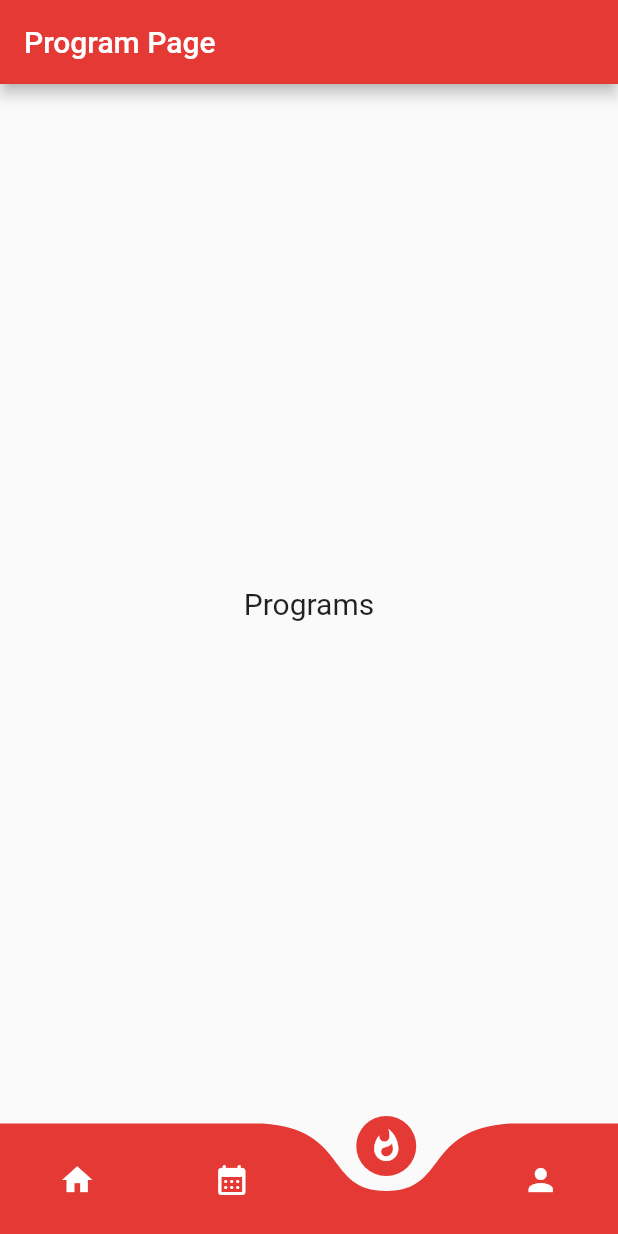
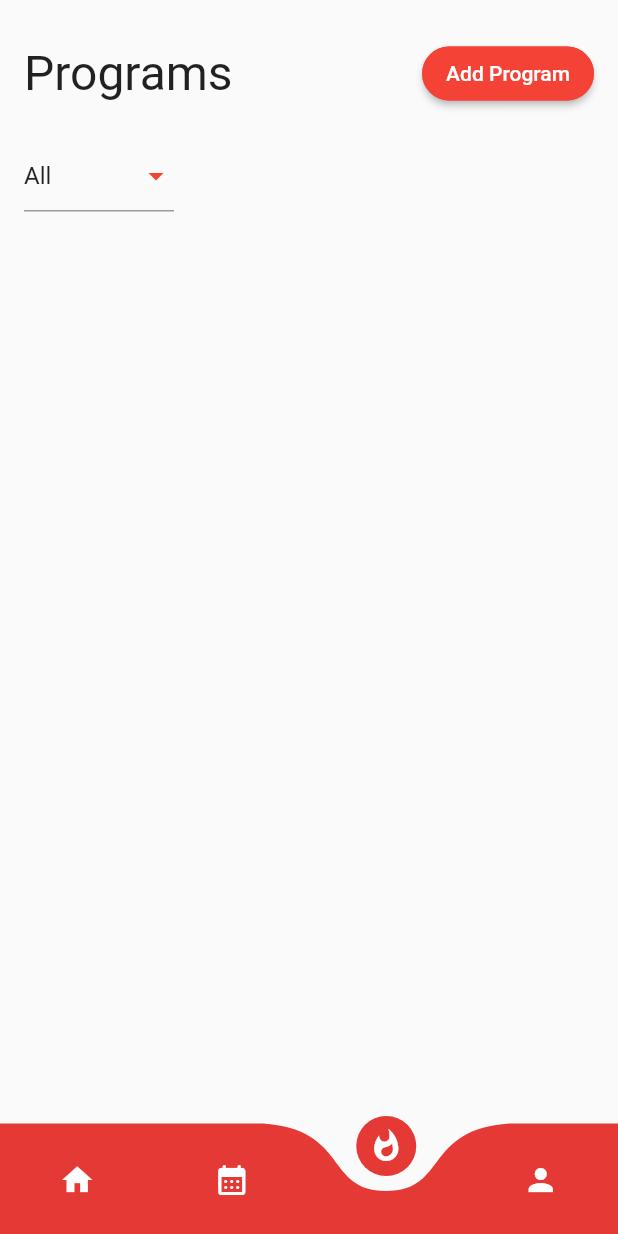
Before and after one commit to Pupae-ktsw/workout-planner-frontend, a Flutter app: the screen it shows after launch, item 3 of the bottom bar chosen, on a phone screen of 412 x 824 dp. Run offline on Flutter 3.47's test engine with Material 2 defaults, Android fonts, the phone set to English and light mode, and no system bars; drawn by our look-alikes of curved_navigation_bar; our stand-ins replace google_fonts; Roboto replaces fonts that are missing (Prompt).

Commit message:
updated button and dropdown

```diff
--- a/lib/views/program_page.dart
+++ b/lib/views/program_page.dart
@@ -1,13 +1,103 @@
+import 'dart:io';
+import 'dart:math';
+
 import 'package:flutter/material.dart';
+import 'package:google_fonts/google_fonts.dart';
 
 class ProgramPage extends StatelessWidget {
   @override
   Widget build(BuildContext context) {
-    return Scaffold(
-      appBar: AppBar(
-        title: Text('Program Page'),
-      ),
-      body: Center(child: Text('Programs', style: TextStyle(fontSize: 20))),
+    return MaterialApp(
+      title: "Program",
+      home: showProgramPage(),
     );
   }
 }
+
+class showProgramPage extends StatefulWidget {
+  @override
+  _ProgramPageState createState() => _ProgramPageState();
+}
+
+class _ProgramPageState extends State<showProgramPage> {
+  final _programList = ["All", "On going", "Finished"];
+  String _selectedValue = "All";
+
+  // void _MyFormState() {
+  //   _selectedValue = _programList[0];
+  // }
+
+  @override
+  Widget build(BuildContext context) {
+    return Scaffold(
+      body: Container(
+        padding: EdgeInsets.only(left: 16, top: 25, right: 16),
+        child: SafeArea(
+            child: SingleChildScrollView(
+          child: Column(
+            mainAxisSize: MainAxisSize.min,
+            children: [
+              Row(
+                mainAxisAlignment: MainAxisAlignment.spaceBetween,
+                children: [
+                  Text(
+                    'Programs',
+                    style: GoogleFonts.prompt(
+                      fontSize: 32,
+                    ),
+                  ),
+                  ElevatedButton(
+                      style: ButtonStyle(
+                        backgroundColor:
+                            MaterialStateProperty.all<Color>(Colors.red),
+                        shape:
+                            MaterialStateProperty.all<RoundedRectangleBorder>(
+                                RoundedRectangleBorder(
+                          borderRadius: BorderRadius.circular(18.0),
+                          side: BorderSide(color: Colors.red),
+                        )),
+                      ),
+                      onPressed: () {},
+                      child: Text(
+                        'Add Program',
+                        style: TextStyle(color: Colors.white),
+                      ))
+                ],
+              ),
+              SizedBox(
+                height: 20,
+              ),
+              Align(
+                alignment: Alignment.topLeft,
+                child: SizedBox(
+                  width: 100,
+                  child: DropdownButtonFormField(
+                    value: _selectedValue,
+                    items: _programList
+                        .map((e) => DropdownMenuItem(
+                              child: Text(e),
+                              value: e,
+                            ))
+                        .toList(),
+                    onChanged: (val) {
+                      setState(() {
+                        _selectedValue = val as String;
+                      });
+                    },
+                    icon: const Icon(
+                      Icons.arrow_drop_down,
+                      color: Colors.red,
+                    ),
+                  ),
+                ),
+              ),
+              SizedBox(
+                height: 20,
+              ),
+            ],
+          ),
+        )),
+      ),
+    );
+  }
+}
```
